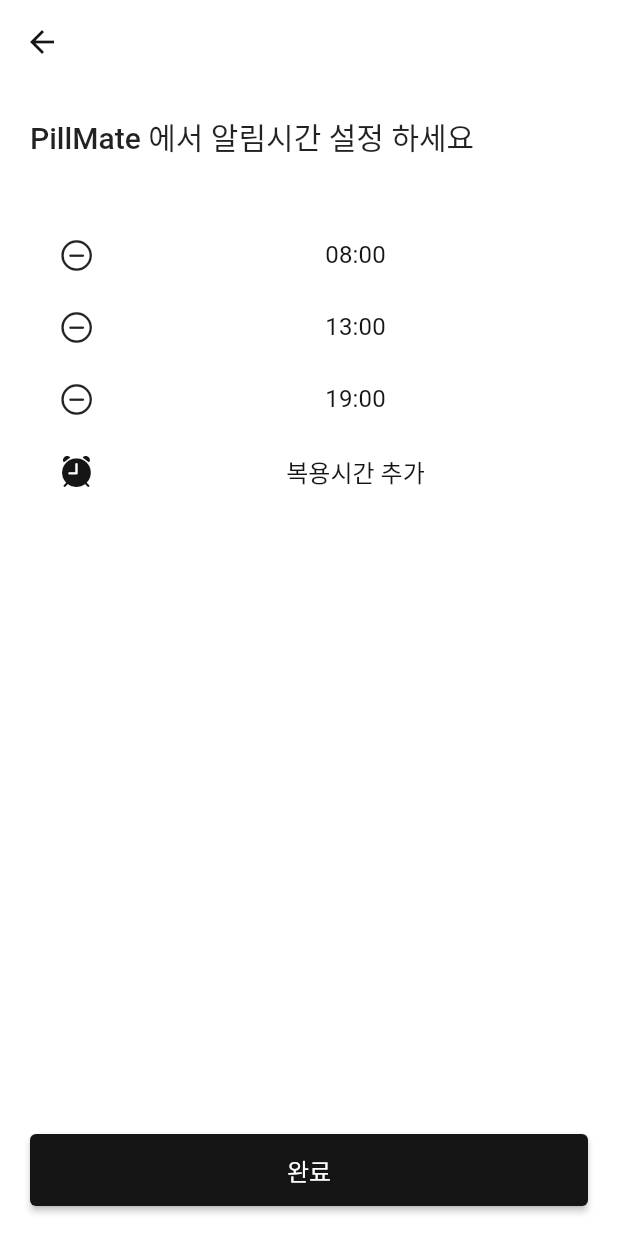
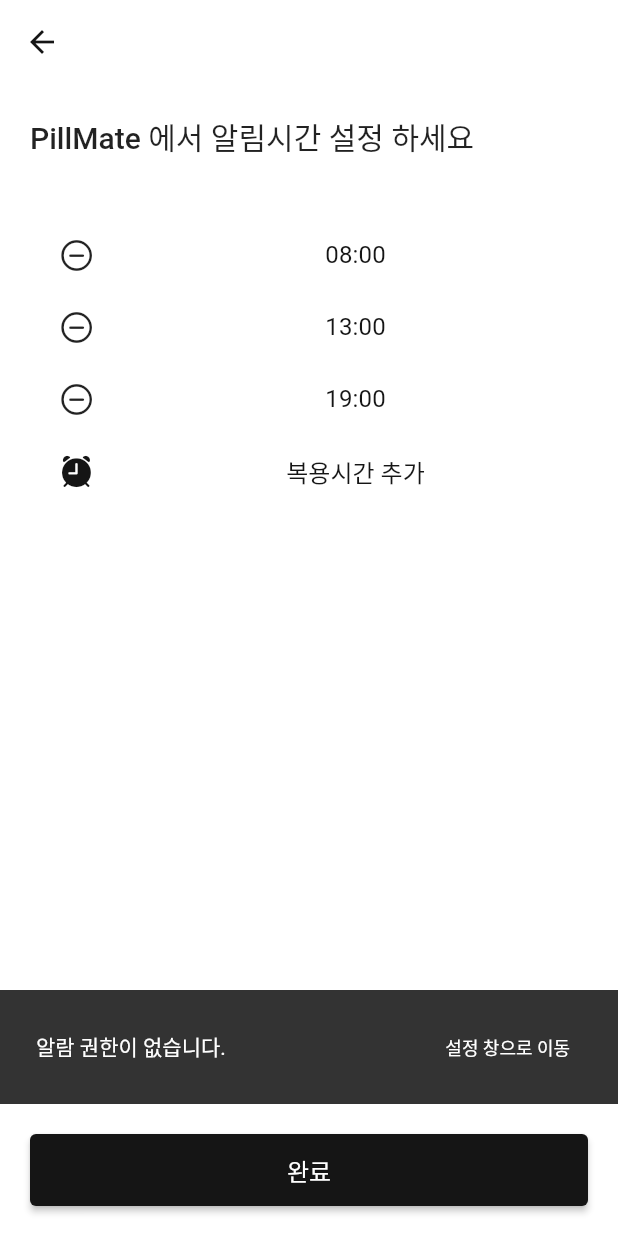
Before and after one commit to woojoung1217/PillMate_by_Flutter, a Flutter app: the AddAlarmPage screen opened directly with empty values, after a tap on "완료", on a phone screen of 412 x 824 dp. Run offline on Flutter 3.47's test engine with Material 2 defaults, Android fonts, the phone set to English and light mode, and no system bars; our stand-ins replace flutter_local_notifications, flutter_native_timezone, image_picker, permission_handler, timezone; Roboto replaces fonts that are missing (GmarketSansTTF).

Commit message:
update => alarmservice

```diff
--- a/lib/pages/add_medicine/add_alarm_page.dart
+++ b/lib/pages/add_medicine/add_alarm_page.dart
@@ -6,6 +6,7 @@ import 'package:dory/components/dory_widgets.dart';
 import 'package:flutter/cupertino.dart';
 import 'package:flutter/material.dart';
 import 'package:intl/intl.dart';
+import 'package:permission_handler/permission_handler.dart';
 import '../../services/add_medicine_service.dart';
 import 'components/add_page_widget.dart';
 
@@ -47,6 +48,22 @@ class AddAlarmPage extends StatelessWidget {
       bottomNavigationBar: BottomSubmitButton(
           onPressed: () {
             //1. add alarm
+            ScaffoldMessenger.of(context).showSnackBar(
+              SnackBar(
+                content: Row(
+                  mainAxisAlignment: MainAxisAlignment.spaceBetween,
+                  children: [
+                    const Text('알람 권한이 없습니다.'),
+                    TextButton(
+                      onPressed: () {
+                        openAppSettings();
+                      },
+                      child: const Text('설정 창으로 이동'),
+                    ),
+                  ],
+                ),
+              ),
+            );
             //2. save image
             //3. medicine model (local db = hive)
           },
--- a/pubspec.yaml
+++ b/pubspec.yaml
@@ -44,6 +44,9 @@ dependencies:
   flutter_local_notifications: ^9.1.5
   timezone: ^0.8.0
   flutter_native_timezone: ^2.0.0
+
+  #permission - > setting
+  permission_handler: ^9.2.0
 
 dev_dependencies:
   flutter_test:
```
Also changed, not shown: pubspec.lock, 3 other files.
